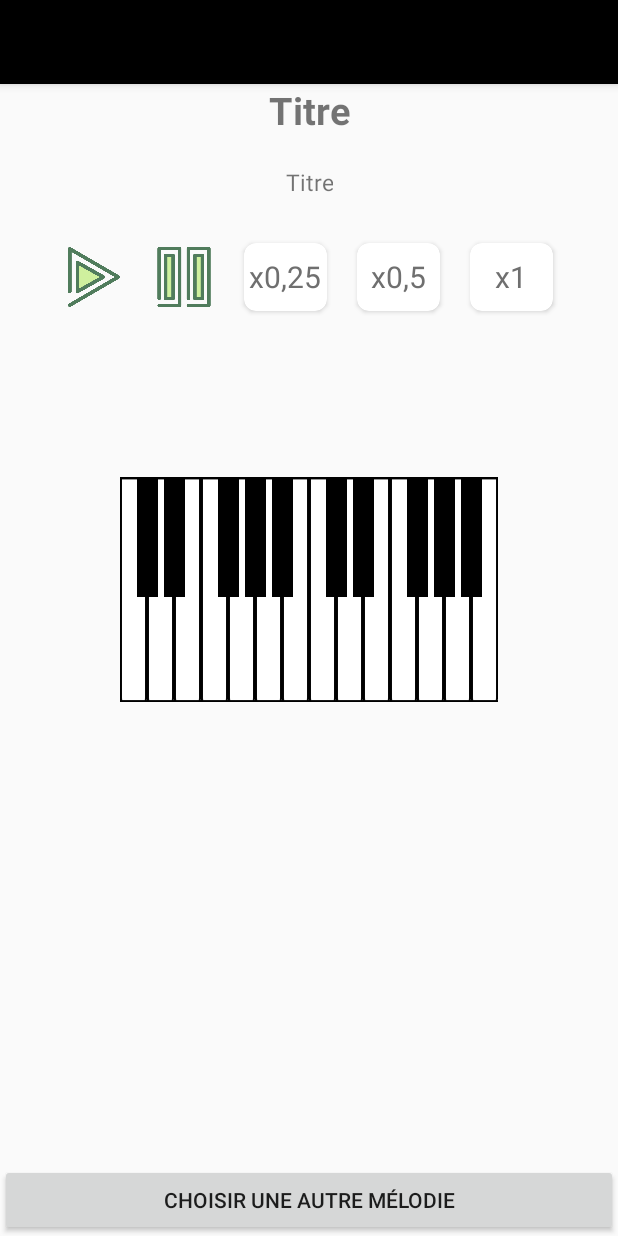
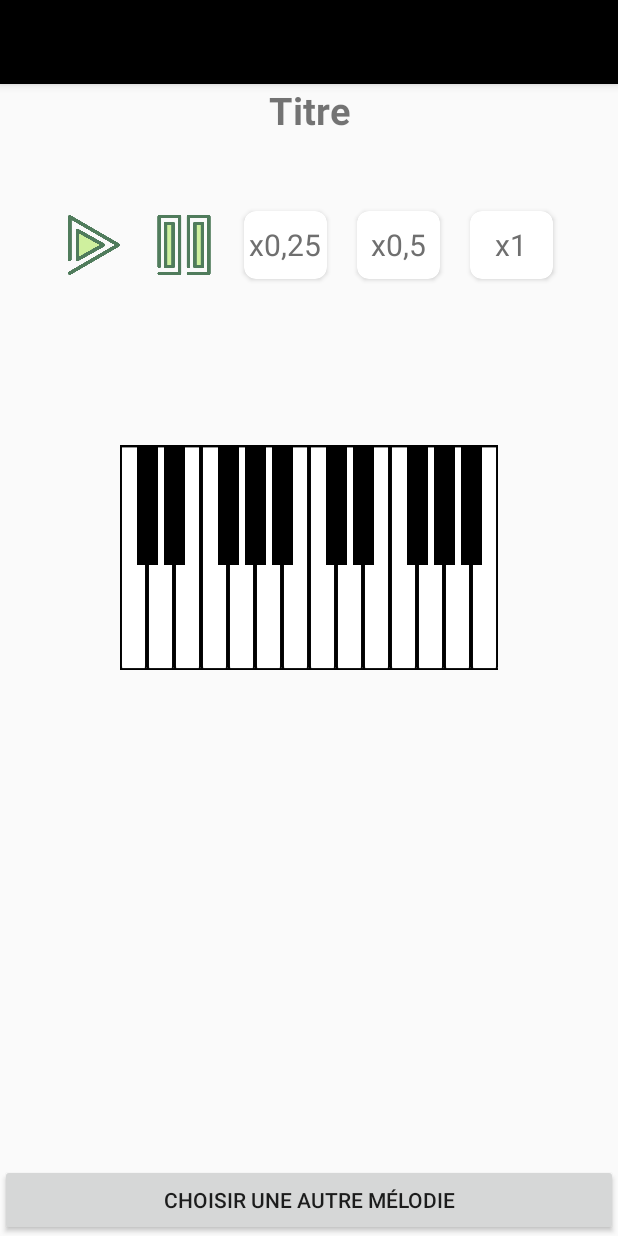
Before and after one commit to Kilian-Pichard/ZicAll, an Android app: the layout activity_apprentissage_piano.xml on its own in the app's theme, with its tools: preview values and no code run, on a phone screen of 412 x 824 dp. Run offline under Robolectric (Android 15) with nearby library versions, the phone set to English and light mode, and no system bars.

Commit message:
Suppression des informations de la mélodie dans l'activity "apprentissage piano"

```diff
--- a/app/src/main/java/iutbayonne/projet/zicall/ApprentissagePiano.java
+++ b/app/src/main/java/iutbayonne/projet/zicall/ApprentissagePiano.java
@@ -26,7 +26,6 @@ public class ApprentissagePiano extends AppCompatActivity {
     private ImageView btnArreterMelodie;
     private JouerMelodie joueurDeMelodie;
     private TextView titreMelodie;
-    private TextView informationsMelodie;
     private static MediaPlayer audioTouche;
     private double vitesseMelodie;
 
@@ -46,8 +45,6 @@ public class ApprentissagePiano extends AppCompatActivity {
         this.btnArreterMelodie.setEnabled(false);
         this.titreMelodie = findViewById(R.id.titreMelodie);
         this.titreMelodie.setText(melodie.getTitreMelodie());
-        this.informationsMelodie = findViewById(R.id.informationsMelodie);
-        this.informationsMelodie.setText(melodie.getInformationsSupplementaires());
 
         this.vitesseMelodie = 1.0;
         this.vitesseUnQuart = findViewById(R.id.btnVitesseMelodieUnQuart);
--- a/app/src/main/res/layout/activity_apprentissage_piano.xml
+++ b/app/src/main/res/layout/activity_apprentissage_piano.xml
@@ -37,18 +37,7 @@
             android:layout_width="match_parent"
             android:layout_height="wrap_content"
             android:orientation="vertical"
-            android:layout_marginTop="20dp">
-
-            <TextView
-                android:id="@+id/informationsMelodie"
-                android:layout_width="wrap_content"
-                android:layout_height="wrap_content"
-                android:layout_gravity="center"
-                android:gravity="center"
-                android:textSize="15sp"
-                android:text="Titre"
-                tools:ignore="DuplicateIds" />
-        </LinearLayout>
+            android:layout_marginTop="20dp"/>
 
         <LinearLayout
             android:layout_width="match_parent"
```
Also changed, not shown: app/src/main/res/drawable/aide_lecture_tablature.PNG.
